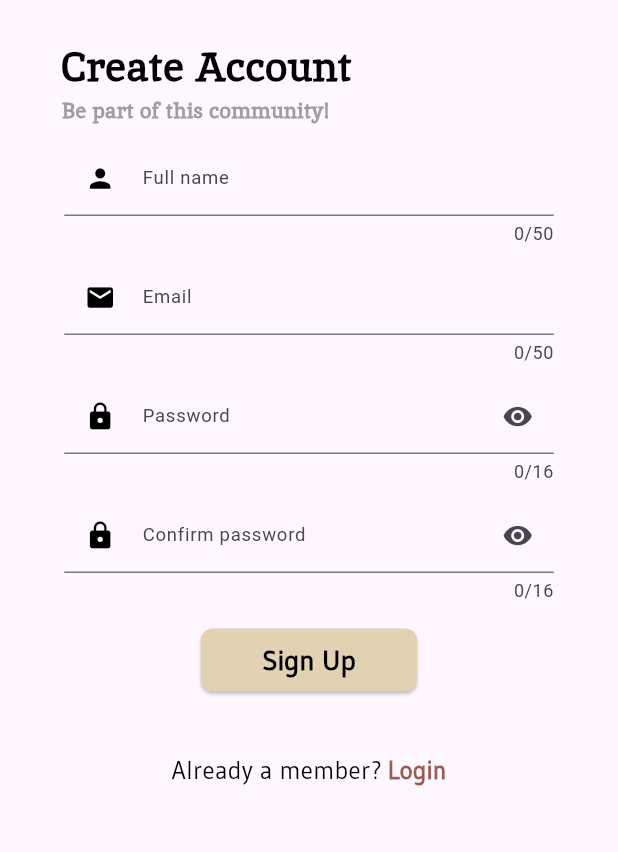
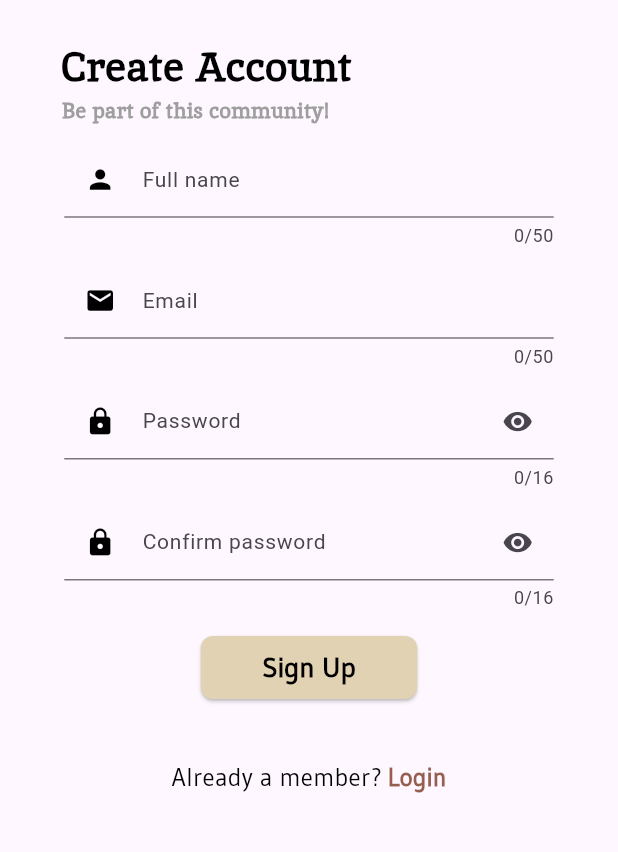
Before and after one commit to ISIS3510-202401-Team31/Flutter, a Flutter app: the Signup screen opened directly, on a phone screen of 412 x 824 dp, the part 74-926 px from its top. Run offline on Flutter 3.47's test engine with Material 3 defaults, Android fonts, the phone set to English and light mode, and no system bars; our stand-ins replace cloud_firestore, firebase_auth, firebase_core, firebase_crashlytics, firebase_storage, flutter_spinkit and 4 more; accounts and stored records are empty; network calls fail.

Commit message:
Various Fixes to the UI

```diff
--- a/unifood/lib/repository/preferences_repository.dart
+++ b/unifood/lib/repository/preferences_repository.dart
@@ -34,15 +34,14 @@ class PreferencesRepository {
     try {
       final user = await UserRepository().getUserSession();
       if (user != null) {
-        // Fetch the user preferences subcollection
+
         final preferencesCollection = _firestore
             .collection('users')
             .doc(user.uid)
             .collection('preferences');
-        // Query the subcollection to get the single document snapshot
+
         final querySnapshot = await preferencesCollection.limit(1).get();
 
-        // Check if there's at least one document in the collection
         if (querySnapshot.docs.isNotEmpty) {
           final docSnapshot = querySnapshot.docs.first;
 
--- a/unifood/lib/view/auth/widgets/custom_textformfield.dart
+++ b/unifood/lib/view/auth/widgets/custom_textformfield.dart
@@ -6,11 +6,10 @@ class CustomTextFormField extends StatefulWidget {
   final Icon icon;
   final bool obscureText;
   final TextEditingController controller;
-  final int? maxLength; // Propiedad para el máximo número de caracteres
-  final String? errorMessage; // Nuevo parámetro para el mensaje de error
-  final bool hasError; // Nuevo parámetro para indicar si hay un error
-  final bool
-      showCounter; // Nuevo parámetro para controlar la visibilidad del contador de caracteres
+  final int? maxLength;
+  final String? errorMessage;
+  final bool hasError;
+  final bool showCounter;
 
   const CustomTextFormField({
     Key? key,
@@ -19,10 +18,10 @@ class CustomTextFormField extends StatefulWidget {
     required this.icon,
     required this.obscureText,
     required this.controller,
-    this.maxLength, // Se añade como argumento opcional
-    this.errorMessage, // Se añade como argumento opcional
-    this.hasError = false, // Se inicializa como false por defecto
-    this.showCounter = true, // Se inicializa como true por defecto
+    this.maxLength,
+    this.errorMessage,
+    this.hasError = false,
+    this.showCounter = true,
   }) : super(key: key);
 
   @override
@@ -49,29 +48,36 @@ class _CustomTextFormFieldState extends State<CustomTextFormField> {
   Widget build(BuildContext context) {
     final screenHeight = MediaQuery.of(context).size.height;
 
+    // Define el tamaño personalizado de la línea
+    final double lineWidth = 2.0;
+
+    // Define el borde personalizado con el ancho de línea personalizado
+    final InputBorder border = UnderlineInputBorder(
+      borderSide:
+          BorderSide(color: Theme.of(context).primaryColor, width: lineWidth),
+    );
+
     return Container(
       padding: EdgeInsets.all(screenHeight * 0.002),
       child: TextFormField(
         controller: widget.controller,
         focusNode: _focusNode,
-        maxLength: widget.maxLength, // Establece el máximo número de caracteres
-        style: TextStyle(
-            fontSize: screenHeight * 0.017), // Ajustar el tamaño de la fuente
+        maxLength: widget.maxLength,
+        style: TextStyle(fontSize: screenHeight * 0.017),
         decoration: InputDecoration(
           labelText: widget.labelText,
-          labelStyle: TextStyle(fontSize: screenHeight * 0.015),
+          labelStyle: TextStyle(fontSize: screenHeight * 0.017),
           hintText: widget.hintText,
-          hintStyle: TextStyle(fontSize: screenHeight * 0.015),
+          hintStyle: TextStyle(fontSize: screenHeight * 0.017),
           prefixIcon: IconTheme(
-            data: IconThemeData(
-                size: screenHeight * 0.025), // Ajustar el tamaño del icono
+            data: IconThemeData(size: screenHeight * 0.025),
             child: widget.icon,
           ),
           suffixIcon: widget.obscureText
               ? IconButton(
                   icon: Icon(
                       _obscureText ? Icons.visibility : Icons.visibility_off),
-                  iconSize: screenHeight * 0.025, // Tamaño del icono del ojito
+                  iconSize: screenHeight * 0.025,
                   onPressed: () {
                     setState(() {
                       _obscureText = !_obscureText;
@@ -79,25 +85,17 @@ class _CustomTextFormFieldState extends State<CustomTextFormField> {
                   },
                 )
               : null,
-          errorText: widget.hasError
-              ? widget.errorMessage
-              : null, // Muestra el mensaje de error si hay un error
-          counterText: widget.showCounter
-              ? null
-              : '', // Controla la visibilidad del contador
-          border: const UnderlineInputBorder(),
-          focusedBorder: UnderlineInputBorder(
-            borderSide: BorderSide(color: Theme.of(context).primaryColor),
-          ),
+          errorText: widget.hasError ? widget.errorMessage : null,
+          counterText: widget.showCounter ? null : '',
+          //border: border,
+          focusedBorder: border,
         ),
         keyboardType: TextInputType.emailAddress,
         obscureText: widget.obscureText ? _obscureText : false,
         validator: (value) {
           if (value == null || value.isEmpty) {
-            return widget.errorMessage ??
-                'Por favor ingrese su email'; // Mensaje de error personalizado
+            return widget.errorMessage ?? 'Por favor ingrese su email';
           }
-          // Puedes agregar validaciones adicionales aquí
           return null;
         },
       ),
--- a/unifood/lib/view/restaurant/favorites/widgets/suggestions_list.dart
+++ b/unifood/lib/view/restaurant/favorites/widgets/suggestions_list.dart
@@ -82,7 +82,7 @@ class _SuggestedRestaurantsSectionState
                   },
                   text: 'Price',
                   isSelected: selectedFilter ==
-                      FilterType.price, // Agrega esta propiedad
+                      FilterType.price,
                 ),
                 CustomCategoryButton(
                   onPressed: () {
```
Also changed, not shown: unifood/lib/view/profile/dashboard/views/profile.dart (+4 -4 lines), unifood/lib/view/restaurant/dashboard/views/restaurants.dart (+6 -3 lines), unifood/lib/view/restaurant/detail/widgets/restaurant_info.dart (+35 -17 lines), unifood/lib/view/restaurant/favorites/widgets/custom_suggested_restaurant.dart (+10 -10 lines), unifood/lib/view/restaurant/search/widgets/search_app_bar.dart (+5 -3 lines), unifood/lib/view_model/restaurant_view_model.dart (+4 -3 lines).
